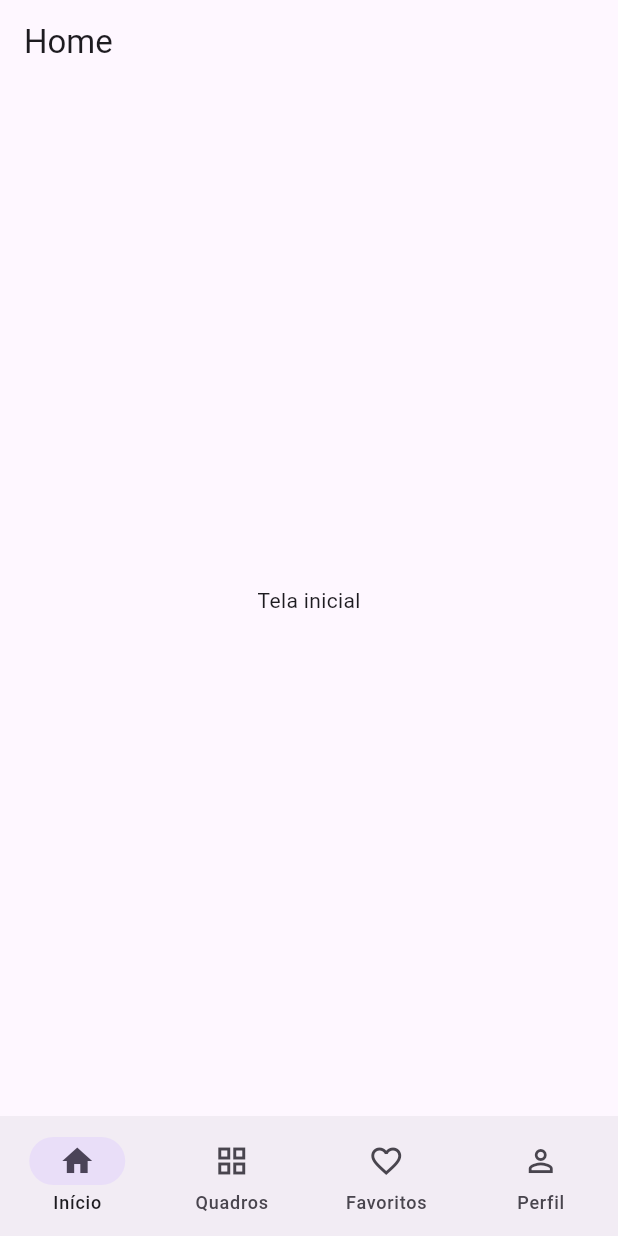
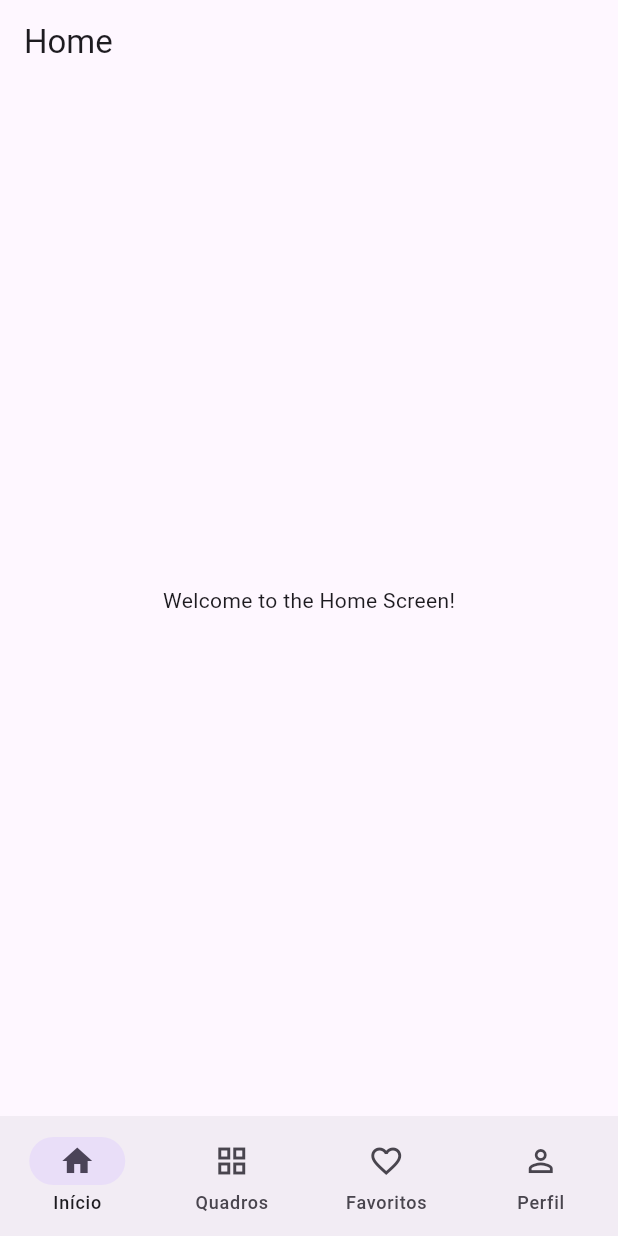
Before and after one commit to brudrago/PodcastApp, a Flutter app: the screen it shows after launch, on a phone screen of 412 x 824 dp. Run offline on Flutter 3.47's test engine with Material 3 defaults, Android fonts, the phone set to English and light mode, and no system bars; our stand-ins replace cached_network_image, go_router.

Commit message:
[Podcast] Fix Home screen and add favorites empty state

```diff
--- a/podcast_app/lib/features/presentation/screens/home_screen.dart
+++ b/podcast_app/lib/features/presentation/screens/home_screen.dart
@@ -6,8 +6,8 @@ class HomeScreen extends StatelessWidget {
   @override
   Widget build(BuildContext context) {
     return Scaffold(
-      appBar: AppBar(title: const Text('Home')),
-      body: const Center(child: Text('Tela inicial')),
+      appBar: AppBar(title: Text('Home')),
+      body: Center(child: Text('Welcome to the Home Screen!')),
     );
   }
 }
```
Also changed, not shown: podcast_app/lib/features/favorites/screen/favorites_screen.dart (+15 -1 lines).
